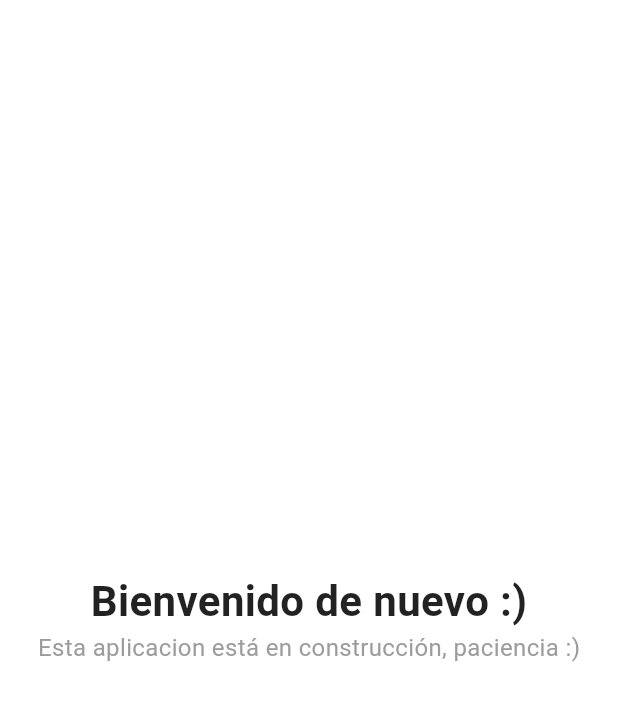
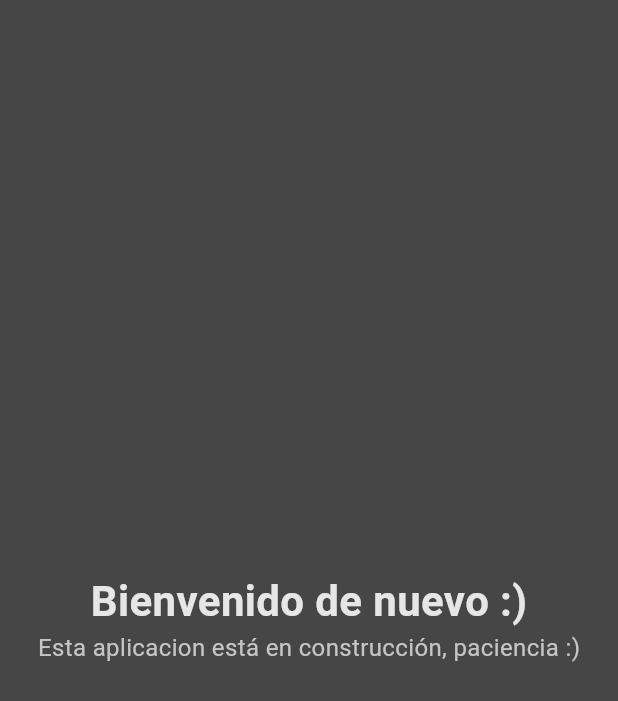
Before and after one commit to Samydex156/flutter_basics01, a Flutter app: the screen it shows after launch, on a phone screen of 412 x 824 dp. Shown: the top 701 px of the screen. Run offline on Flutter 3.47's test engine with Material 3 defaults, Android fonts, the phone set to English and light mode, and no system bars.

Commit message:
cambiar color al texto y fondo

```diff
--- a/lib/main.dart
+++ b/lib/main.dart
@@ -23,7 +23,7 @@ class LoginScreen extends StatelessWidget {
   @override
   Widget build(BuildContext context) {
     return Scaffold(
-      backgroundColor: Colors.white,
+      backgroundColor: const Color.fromARGB(255, 70, 70, 70),
       body: SafeArea(
         child: Center(
           child: Column(
@@ -34,7 +34,12 @@ class LoginScreen extends StatelessWidget {
                 style: TextStyle(
                   fontSize: 28, // Tamaño de letra grande
                   fontWeight: FontWeight.bold, // Negrita
-                  color: Colors.black87, // Color negro suave
+                  color: Color.fromARGB(
+                    221,
+                    255,
+                    255,
+                    255,
+                  ), // Color negro suave
                 ),
               ),
               const Text(
@@ -43,9 +48,9 @@ class LoginScreen extends StatelessWidget {
                   fontSize: 16, // Tamaño de letra grande
                   color: Color.fromARGB(
                     221,
-                    141,
-                    141,
-                    141,
+                    216,
+                    216,
+                    216,
                   ), // Color negro suave
                 ),
               ),
```
